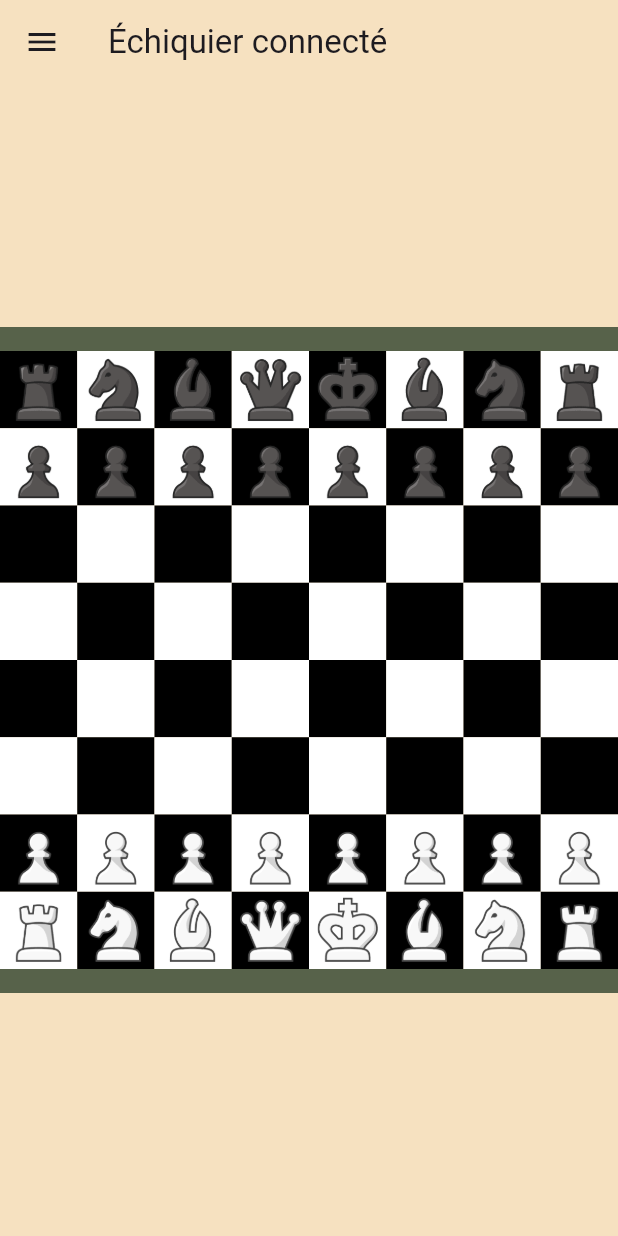
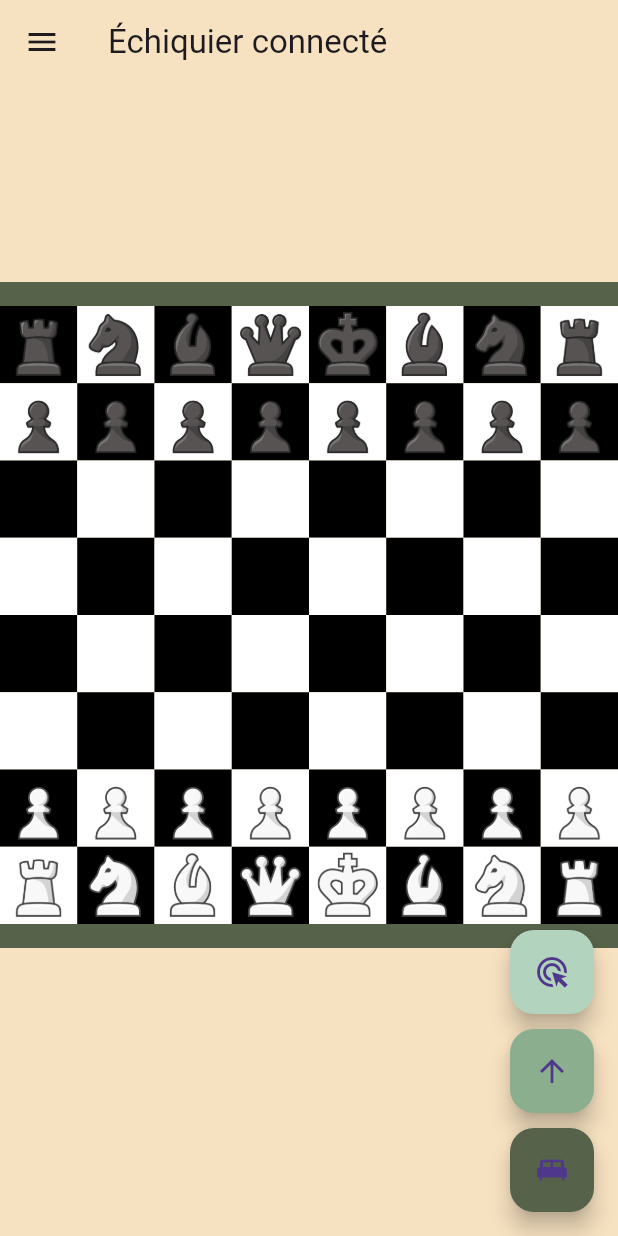
Before and after one commit to WilliamAGENEAU/echiquier-connecte, a Flutter app: the screen it shows after launch, on a phone screen of 412 x 824 dp. Run offline on Flutter 3.47's test engine with Material 3 defaults, Android fonts, the light colour scheme and no system bars; our stand-ins replace firebase_core, flutter_bloc, freezed_annotation, get_it; accounts and stored records are empty.

Commit message:
Firebase + boutons actions

```diff
--- a/lib/main.dart
+++ b/lib/main.dart
@@ -1,8 +1,11 @@
 import 'package:app_echiquier/bloc/app_blocs.dart';
 import 'package:app_echiquier/screens/game_screen.dart';
+import 'package:firebase_core/firebase_core.dart';
 import 'package:flutter/material.dart';
 
-void main() {
+void main() async {
+  WidgetsFlutterBinding.ensureInitialized();
+  await Firebase.initializeApp();
   createAppBlocs();
 
   runApp(const MyApp());
--- a/lib/screens/game_screen.dart
+++ b/lib/screens/game_screen.dart
@@ -37,6 +37,7 @@ class GameScreen extends StatelessWidget {
             ),
             ListTile(
               title: const Text('Facile'),
+              leading: const Icon(Icons.sentiment_very_satisfied),
               onTap: () {
                 // GetIt.I<GameCubit>().setAILevel(AILevel.easy);
                 Navigator.pop(context);
@@ -45,6 +46,7 @@ class GameScreen extends StatelessWidget {
             ),
             ListTile(
               title: const Text('Moyen'),
+              leading: const Icon(Icons.sentiment_neutral),
               onTap: () {
                 // GetIt.I<GameCubit>().setAILevel(AILevel.medium);
                 Navigator.pop(context);
@@ -53,6 +55,7 @@ class GameScreen extends StatelessWidget {
             ),
             ListTile(
               title: const Text('Difficile'),
+              leading: const Icon(Icons.sentiment_very_dissatisfied),
               onTap: () {
                 // GetIt.I<GameCubit>().setAILevel(AILevel.hard);
                 Navigator.pop(context);
@@ -65,7 +68,9 @@ class GameScreen extends StatelessWidget {
       body: BlocBuilder<GameCubit, GameState>(
         bloc: GetIt.I<GameCubit>(),
         builder: (context, state) {
-          return Column(
+          return Padding(
+            padding: const EdgeInsets.only(bottom: 60),
+            child: Column(
               mainAxisAlignment: MainAxisAlignment.center,
               children: [
                 LostFiguresWidget(figures: state.board.blackLost.figures),
@@ -76,8 +81,45 @@ class GameScreen extends StatelessWidget {
                 ),
                 LostFiguresWidget(figures: state.board.whiteLost.figures),
               ],
+            ),
           );
         },
+      ),
+      floatingActionButton: Column(
+        mainAxisAlignment: MainAxisAlignment.end,
+        children: [
+          FloatingActionButton(
+            onPressed: () {
+              // Action pour la prise de pion
+              print('Prise de Pion');
+            },
+            backgroundColor: const Color(
+                0xFFB2D3BE), // Couleur dérivée de la couleur primaire
+            tooltip: 'Prise de Pion',
+            child: const Icon(Icons.ads_click),
+          ),
+          const SizedBox(height: 10),
+          FloatingActionButton(
+            onPressed: () {
+              // Action pour la promotion
+              print('Promotion');
+            },
+            backgroundColor: const Color(
+                0xFF8BAE8E), // Couleur dérivée de la couleur primaire
+            tooltip: 'Promotion',
+            child: const Icon(Icons.arrow_upward),
+          ),
+          const SizedBox(height: 10),
+          FloatingActionButton(
+            onPressed: () {
+              // Action pour le roque
+              print('Roque');
+            },
+            backgroundColor: const Color(0xFF57624A), // Couleur primaire
+            tooltip: 'Roque',
+            child: const Icon(Icons.king_bed),
+          ),
+        ],
       ),
     );
   }
--- a/pubspec.yaml
+++ b/pubspec.yaml
@@ -39,6 +39,8 @@ dependencies:
   stockfish: ^1.0.0
   get_it: ^7.2.0
   freezed_annotation: ^2.2.0
+  firebase_core: ^2.31.0
+  firebase_database: ^10.5.5
 
 dev_dependencies:
   flutter_test:
```
Also changed, not shown: pubspec.lock, 6 other files. Lines whose indentation alone changed are shown as unchanged.
